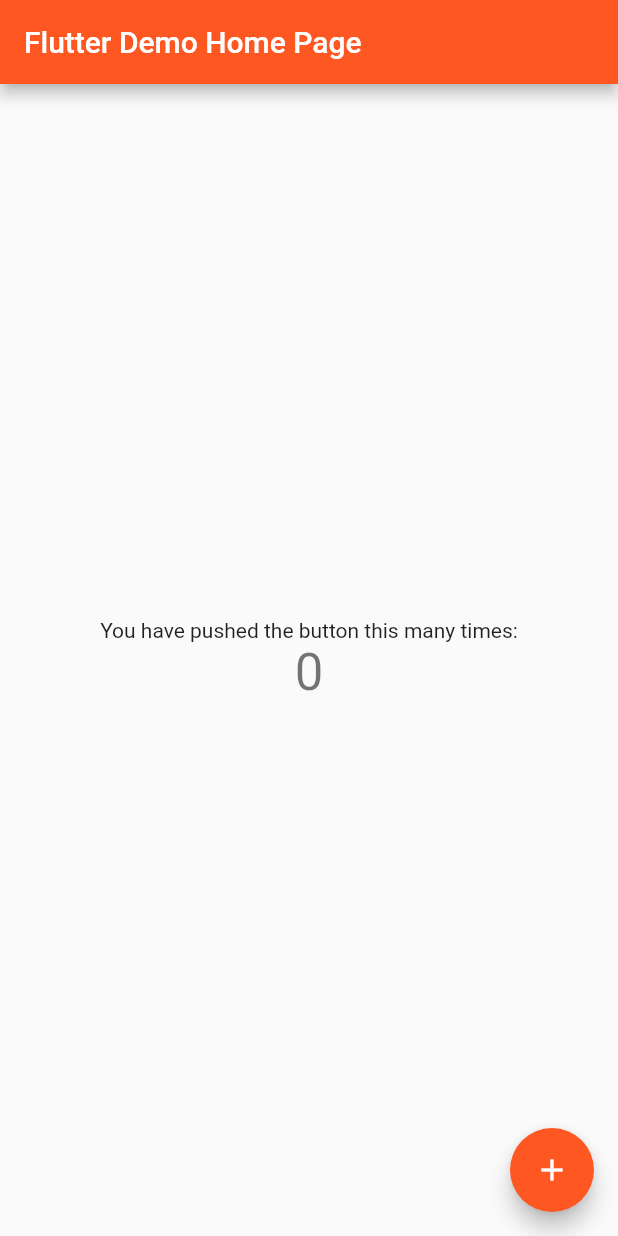
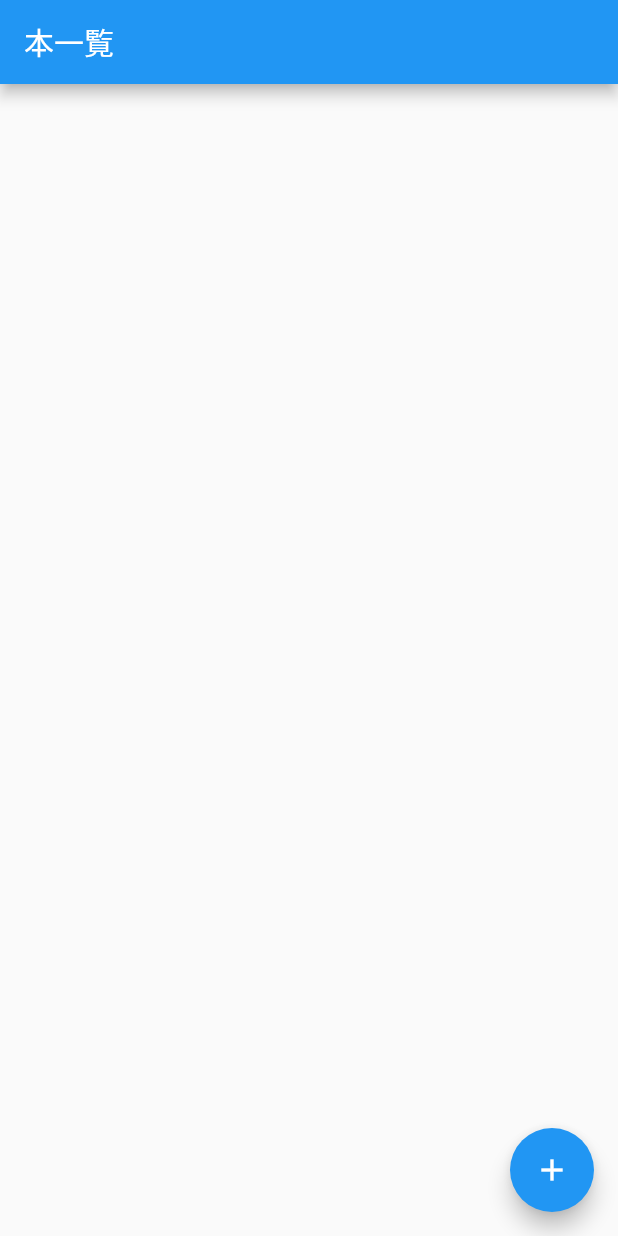
Before and after one commit to Fukushin-0129/osakalivetheater3, a Flutter app: the screen it shows after launch, on a phone screen of 412 x 824 dp. Run offline on Flutter 3.47's test engine with Material 2 defaults, Android fonts, the phone set to English and light mode, and no system bars; our stand-ins replace cloud_firestore, firebase_core; accounts and stored records are empty.

```diff
--- /dev/null
+++ b/lib/book_list_page.dart
@@ -0,0 +1,43 @@
+import 'package:cloud_firestore/cloud_firestore.dart';
+import 'package:flutter/material.dart';
+
+class BookListPage extends StatelessWidget {
+  final Stream<QuerySnapshot> _usersStream =
+  FirebaseFirestore.instance.collection('books').snapshots();
+
+  @override
+  Widget build(BuildContext context) {
+    return Scaffold(
+      appBar: AppBar(
+        title: Text('本一覧'),
+      ),
+      body: Center(
+        child: StreamBuilder<QuerySnapshot>(
+          stream: _usersStream,
+          builder:
+              (BuildContext context, AsyncSnapshot<QuerySnapshot> snapshot) {
+            if (snapshot.connectionState == ConnectionState.waiting) {
+              return Text("Loading");
+            }
+
+            return ListView(
+              children: snapshot.data!.docs.map((DocumentSnapshot document) {
+                Map<String, dynamic> data =
+                document.data() as Map<String, dynamic>;
+                return ListTile(
+                  title: Text(data['title']),
+                  subtitle: Text(data['author']),
+                );
+              }).toList(),
+            );
+          },
+        ),
+      ),
+      floatingActionButton: FloatingActionButton(
+        onPressed: null,
+        tooltip: 'Increment',
+        child: Icon(Icons.add),
+      ),
+    );
+  }
+}
--- a/lib/main.dart
+++ b/lib/main.dart
@@ -1,68 +1,20 @@
+import 'package:firebase_core/firebase_core.dart';
 import 'package:flutter/material.dart';
 
-void main() {
-  runApp(const MyApp());
+import 'book_list_page.dart';
+
+void main()  async {
+    WidgetsFlutterBinding.ensureInitialized();
+    await Firebase.initializeApp();
+    runApp(MyApp());
 }
 
 class MyApp extends StatelessWidget {
-  const MyApp({Key? key}) : super(key: key);
-
-  // This widget is the root of your application.
   @override
   Widget build(BuildContext context) {
     return MaterialApp(
-      title: 'Flutter Demo',
-      theme: ThemeData(
-        primarySwatch: Colors.deepOrange,
-      ),
-      home: const MyHomePage(title: 'Flutter Demo Home Page'),
+      title: 'BookListSample',
+      home: BookListPage(),
     );
   }
 }
-
-class MyHomePage extends StatefulWidget {
-  const MyHomePage({Key? key, required this.title}) : super(key: key);
-
-  final String title;
-
-  @override
-  State<MyHomePage> createState() => _MyHomePageState();
-}
-
-class _MyHomePageState extends State<MyHomePage> {
-  int _counter = 0;
-
-  void _incrementCounter() {
-    setState(() {
-      _counter++;
-    });
-  }
-
-  @override
-  Widget build(BuildContext context) {
-    return Scaffold(
-      appBar: AppBar(
-        title: Text(widget.title),
-      ),
-      body: Center(
-        child: Column(
-          mainAxisAlignment: MainAxisAlignment.center,
-          children: <Widget>[
-            const Text(
-              'You have pushed the button this many times:',
-            ),
-            Text(
-              '$_counter',
-              style: Theme.of(context).textTheme.headline4,
-            ),
-          ],
-        ),
-      ),
-      floatingActionButton: FloatingActionButton(
-        onPressed: _incrementCounter,
-        tooltip: 'Increment',
-        child: const Icon(Icons.add),
-      ), // This trailing comma makes auto-formatting nicer for build methods.
-    );
-  }
-}
```
Also changed, not shown: 1 other file.
